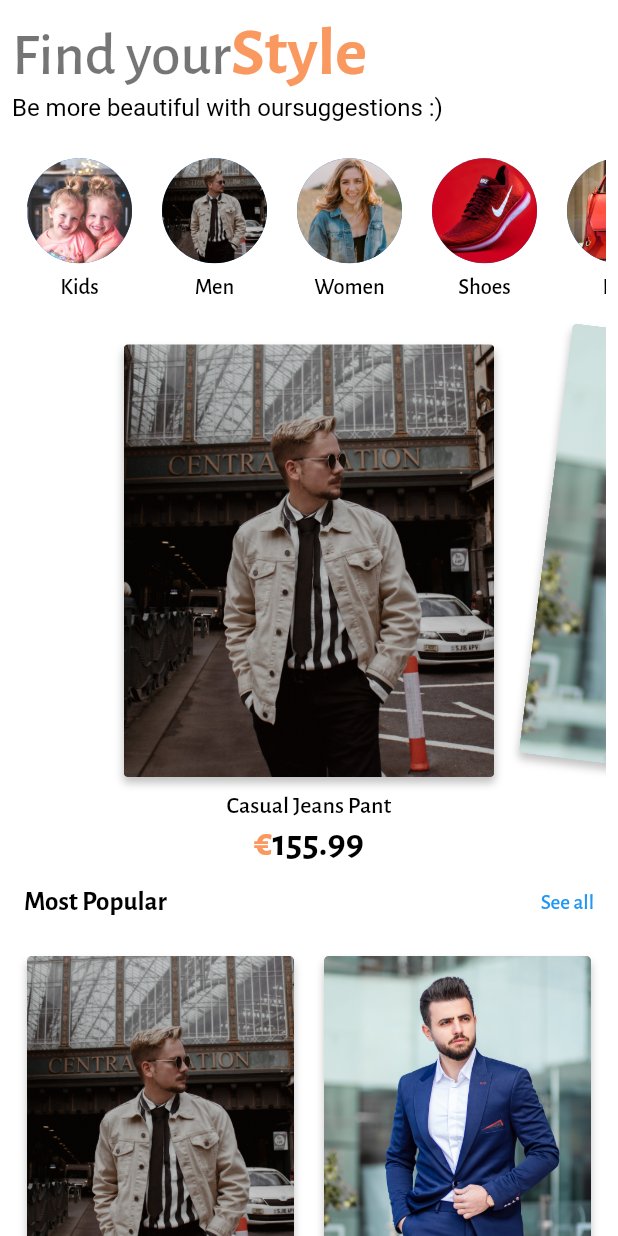
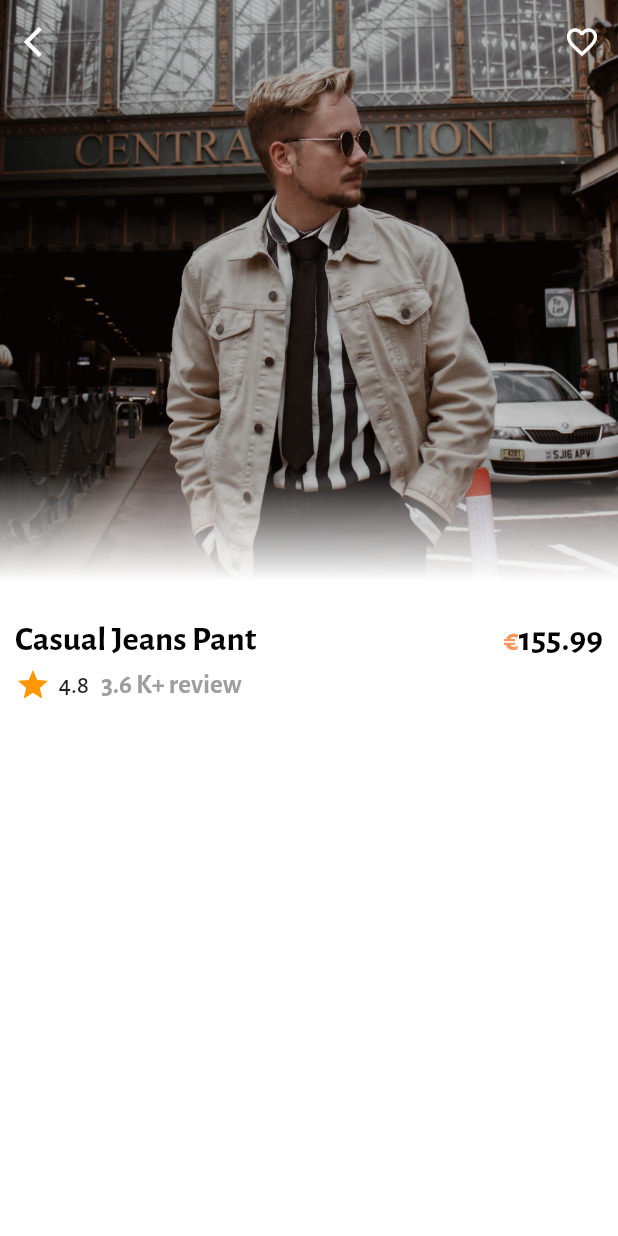
Before and after one commit to esam12/Fashion-Ecommerce, a Flutter app: the screen it shows after launch, after a tap on "Casual Jeans Pant", on a phone screen of 412 x 824 dp. Run offline on Flutter 3.47's test engine with Material 2 defaults, Android fonts, the phone set to English and light mode, and no system bars; our stand-ins replace animate_do, line_icons; missing offline and left inert: bottom_bar_matu.

Commit message:
26.05.2023

```diff
--- a/lib/main.dart
+++ b/lib/main.dart
@@ -1,6 +1,7 @@
-import 'package:fashion_ecommerce/screens/home.dart';
 import 'package:fashion_ecommerce/utils/app_theme.dart';
 import 'package:flutter/material.dart';
+
+import 'main_wrappar.dart';
 
 void main() {
   runApp(const MyApp());
@@ -15,7 +16,7 @@ class MyApp extends StatelessWidget {
     return MaterialApp(
       debugShowCheckedModeBanner: false,
       theme: AppTheme.appTheme,
-      home: const Home(),
+      home: const MainWrappar(),
     );
   }
 }
--- /dev/null
+++ b/lib/main_wrappar.dart
@@ -0,0 +1,102 @@
+import 'package:animate_do/animate_do.dart';
+import 'package:bottom_bar_matu/bottom_bar_matu.dart';
+import 'package:fashion_ecommerce/screens/home.dart';
+import 'package:fashion_ecommerce/screens/search.dart';
+import 'package:fashion_ecommerce/utils/constants.dart';
+import 'package:flutter/material.dart';
+import 'package:line_icons/line_icons.dart';
+
+class MainWrappar extends StatefulWidget {
+  const MainWrappar({super.key});
+
+  @override
+  State<MainWrappar> createState() => _MainWrapparState();
+}
+
+class _MainWrapparState extends State<MainWrappar> {
+  final int _index = 0;
+  late bool _isSearchActive = false;
+  @override
+  Widget build(BuildContext context) {
+    return Scaffold(
+      appBar: AppBar(
+        backgroundColor: Colors.transparent,
+        elevation: 0,
+        title: _isSearchActive
+            ? FadeIn(
+                delay: const Duration(milliseconds: 300),
+                child: const Text(
+                  "Search",
+                  style: TextStyle(
+                      fontSize: 18,
+                      fontWeight: FontWeight.w600,
+                      color: Colors.black),
+                ),
+              )
+            : FadeIn(
+                delay: const Duration(milliseconds: 300),
+                child: const Text(
+                  "Home",
+                  style: TextStyle(
+                      fontSize: 18,
+                      fontWeight: FontWeight.w600,
+                      color: Colors.black),
+                ),
+              ),
+        leading: IconButton(
+          icon: const Icon(Icons.menu),
+          onPressed: () {},
+          color: Colors.black,
+        ),
+        actions: [
+          _isSearchActive
+              ? IconButton(
+                  icon: const Icon(LineIcons.searchMinus),
+                  onPressed: () {
+                    setState(() {
+                      _isSearchActive = !_isSearchActive;
+                    });
+                  },
+                  color: Colors.black,
+                  iconSize: 30,
+                )
+              : IconButton(
+                  icon: const Icon(
+                    LineIcons.search,
+                    color: Colors.black,
+                    size: 30,
+                  ),
+                  onPressed: () {
+                    setState(() {
+                      _isSearchActive = !_isSearchActive;
+                    });
+                  },
+                  color: Colors.black,
+                  iconSize: 30,
+                ),
+          IconButton(
+            icon: const Icon(
+              LineIcons.shoppingBag,
+              color: Colors.black,
+              size: 30,
+            ),
+            onPressed: () {},
+          ),
+        ],
+      ),
+      body: _isSearchActive ? const Search() : const Home(),
+      bottomNavigationBar: BottomBarBubble(
+        color: primaryColor,
+        selectedIndex: _index,
+        items: [
+          BottomBarItem(iconData: Icons.home),
+          BottomBarItem(iconData: Icons.search),
+          BottomBarItem(iconData: Icons.explore),
+          BottomBarItem(iconData: Icons.settings),
+          BottomBarItem(iconData: Icons.mail),
+        ],
+        onSelect: (index) {},
+      ),
+    );
+  }
+}
--- /dev/null
+++ b/lib/screens/details.dart
@@ -0,0 +1,150 @@
+import 'package:animate_do/animate_do.dart';
+import 'package:fashion_ecommerce/model/base_model.dart';
+import 'package:fashion_ecommerce/utils/constants.dart';
+import 'package:flutter/material.dart';
+
+import '../widget/reuseable_text.dart';
+
+class Details extends StatefulWidget {
+  final BaseModel data;
+  final bool isComeFromMostPapularPart;
+  const Details(
+      {super.key, required this.data, required this.isComeFromMostPapularPart});
+
+  @override
+  State<Details> createState() => _DetailsState();
+}
+
+class _DetailsState extends State<Details> {
+  @override
+  Widget build(BuildContext context) {
+    var size = MediaQuery.of(context).size;
+    var theme = Theme.of(context).textTheme;
+    return Scaffold(
+      backgroundColor: Colors.white,
+      extendBodyBehindAppBar: true,
+      appBar: _buildAppBar(),
+      body: SizedBox(
+        width: size.width,
+        height: size.height,
+        child: Column(
+          children: [
+            // Product Image
+            SizedBox(
+              width: size.width,
+              height: size.height * 0.5,
+              child: Stack(children: [
+                // Top image
+                Hero(
+                  tag: widget.isComeFromMostPapularPart
+                      ? widget.data.imageUrl
+                      : widget.data.id,
+                  child: Container(
+                    width: size.width,
+                    height: size.height * 0.5,
+                    decoration: BoxDecoration(
+                      image: DecorationImage(
+                          image: AssetImage(widget.data.imageUrl),
+                          fit: BoxFit.cover),
+                    ),
+                  ),
+                ),
+                // gradient
+                Positioned(
+                  bottom: 0,
+                  child: Container(
+                    width: size.width,
+                    height: size.height * 0.12,
+                    decoration: BoxDecoration(
+                      gradient: LinearGradient(
+                          colors: gradient,
+                          begin: Alignment.bottomCenter,
+                          end: Alignment.topCenter),
+                    ),
+                  ),
+                )
+              ]),
+            ),
+
+            // Product Info
+            FadeInUp(
+              delay: const Duration(milliseconds: 300),
+              child: Padding(
+                padding: const EdgeInsets.symmetric(horizontal: 10.0),
+                child: SizedBox(
+                  width: size.width,
+                  child: Column(
+                    children: [
+                      Row(
+                        mainAxisAlignment: MainAxisAlignment.spaceBetween,
+                        children: [
+                          Text(
+                            widget.data.name,
+                            style: theme.displaySmall?.copyWith(fontSize: 23),
+                          ),
+                          ReUseableTextDetails(
+                              text: widget.data.price.toString()),
+                        ],
+                      ),
+                      SizedBox(
+                        height: size.height * 0.006,
+                      ),
+                      Row(
+                        children: [
+                          const Icon(
+                            Icons.star,
+                            color: Colors.orange,
+                          ),
+                          const SizedBox(
+                            width: 5,
+                          ),
+                          Text(
+                            widget.data.star.toString(),
+                            style: theme.headlineSmall,
+                          ),
+                          const SizedBox(
+                            width: 8,
+                          ),
+                          Text(
+                            "${widget.data.review} K+ review",
+                            style: theme.displaySmall
+                                ?.copyWith(color: Colors.grey),
+                          )
+                        ],
+                      )
+                    ],
+                  ),
+                ),
+              ),
+            )
+          ],
+        ),
+      ),
+    );
+  }
+
+  AppBar _buildAppBar() {
+    return AppBar(
+      elevation: 0,
+      backgroundColor: Colors.transparent,
+      actions: [
+        IconButton(
+          onPressed: () {},
+          icon: const Icon(
+            Icons.favorite_border,
+            color: Colors.white,
+          ),
+        ),
+      ],
+      leading: IconButton(
+        onPressed: () {
+          Navigator.of(context).pop();
+        },
+        icon: const Icon(
+          Icons.arrow_back_ios,
+          color: Colors.white,
+        ),
+      ),
+    );
+  }
+}
--- a/lib/screens/home.dart
+++ b/lib/screens/home.dart
@@ -1,6 +1,7 @@
 import 'package:fashion_ecommerce/data/app_data.dart';
 import 'package:fashion_ecommerce/model/base_model.dart';
 import 'package:fashion_ecommerce/model/categories_model.dart';
+import 'package:fashion_ecommerce/screens/details.dart';
 import 'package:fashion_ecommerce/utils/constants.dart';
 import 'package:flutter/material.dart';
 import 'package:animate_do/animate_do.dart';
@@ -128,8 +129,19 @@ class _HomeState extends State<Home> {
                               itemCount: mainList.length,
                               itemBuilder: (context, index) {
                                 return GestureDetector(
-                                    onTap: () {},
-                                    child: view(index, theme, size));
+                                  onTap: () {
+                                    Navigator.push(
+                                      context,
+                                      MaterialPageRoute(
+                                        builder: (context) => Details(
+                                          data: mainList[index],
+                                          isComeFromMostPapularPart: false,
+                                        ),
+                                      ),
+                                    );
+                                  },
+                                  child: view(index, theme, size),
+                                );
                               },
                             ),
                           ),
@@ -176,10 +188,22 @@ class _HomeState extends State<Home> {
                                 itemBuilder: (context, index) {
                                   BaseModel data = mainList[index];
                                   return GestureDetector(
-                                    onTap: () {},
+                                    onTap: () {
+                                      Navigator.push(
+                                        context,
+                                        MaterialPageRoute(
+                                          builder: (context) => Details(
+                                            data: mainList[index],
+                                            isComeFromMostPapularPart: true,
+                                          ),
+                                        ),
+                                      );
+                                    },
                                     child: Column(
                                       children: [
-                                        Container(
+                                        Hero(
+                                          tag: data.imageUrl,
+                                          child: Container(
                                             width: size.width * 0.5,
                                             height: size.height * 0.3,
                                             margin: const EdgeInsets.all(10),
@@ -199,6 +223,7 @@ class _HomeState extends State<Home> {
                                                         61, 0, 0, 0),
                                                   )
                                                 ]),
+                                          ),
                                         ),
                                         Padding(
                                           padding:
@@ -249,7 +274,9 @@ class _HomeState extends State<Home> {
       padding: const EdgeInsets.only(top: 15.0),
       child: Column(
         children: [
-          Container(
+          Hero(
+            tag: baseModel.id,
+            child: Container(
               width: size.width * 0.6,
               height: size.height * 0.35,
               decoration: BoxDecoration(
@@ -265,6 +292,7 @@ class _HomeState extends State<Home> {
                       color: Color.fromARGB(61, 0, 0, 0),
                     )
                   ]),
+            ),
           ),
           Padding(
             padding: const EdgeInsets.only(top: 10.0),
--- /dev/null
+++ b/lib/widget/reuseable_text.dart
@@ -0,0 +1,37 @@
+import 'package:flutter/material.dart';
+
+import '../screens/details.dart';
+import '../utils/constants.dart';
+
+class ReUseableTextDetails extends StatelessWidget {
+  const ReUseableTextDetails({
+    super.key,
+    required this.text,
+  });
+
+  final String text;
+
+  @override
+  Widget build(BuildContext context) {
+    var theme = Theme.of(context).textTheme;
+
+    return RichText(
+      text: TextSpan(
+          text: "€",
+          style: theme.titleSmall?.copyWith(
+            color: primaryColor,
+            fontSize: 21,
+            fontWeight: FontWeight.bold,
+          ),
+          children: [
+            TextSpan(
+              text: text,
+              style: theme.titleSmall?.copyWith(
+                fontSize: 23,
+                fontWeight: FontWeight.bold,
+              ),
+            )
+          ]),
+    );
+  }
+}
```
Also changed, not shown: lib/screens/search.dart (added, +235 -0 lines). Lines whose indentation alone changed are shown as unchanged.
